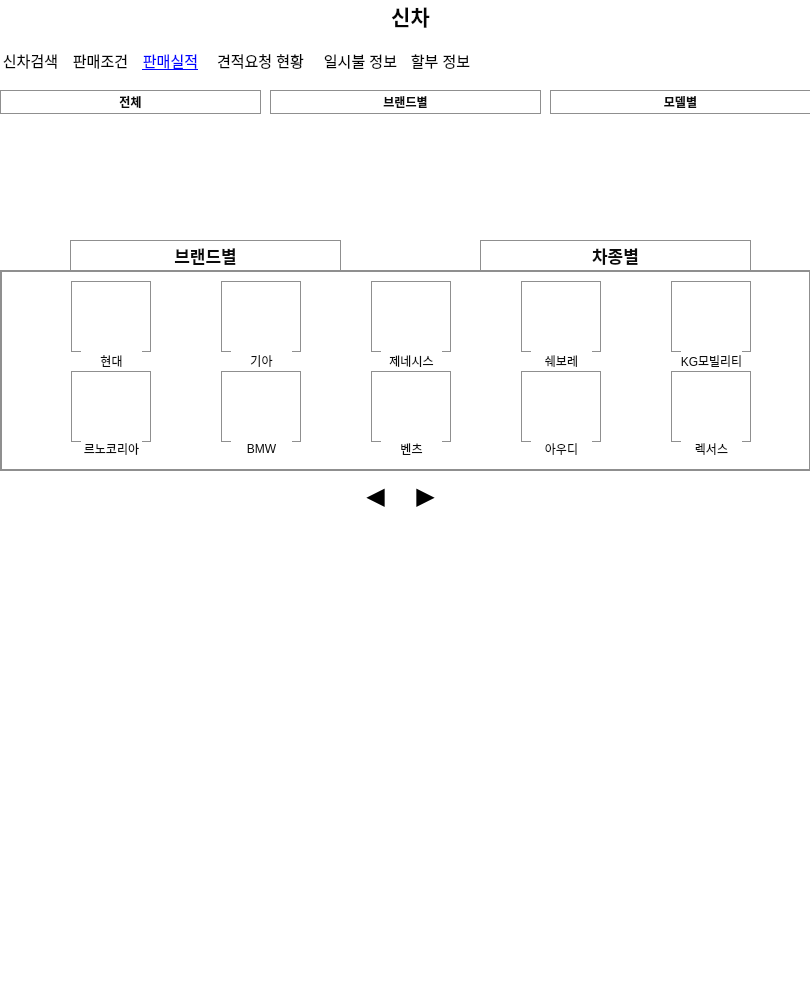
The window that Main/mainwindow.ui (LeeSooBin96/Danawa) describes before a commit, drawn with Qt 5.
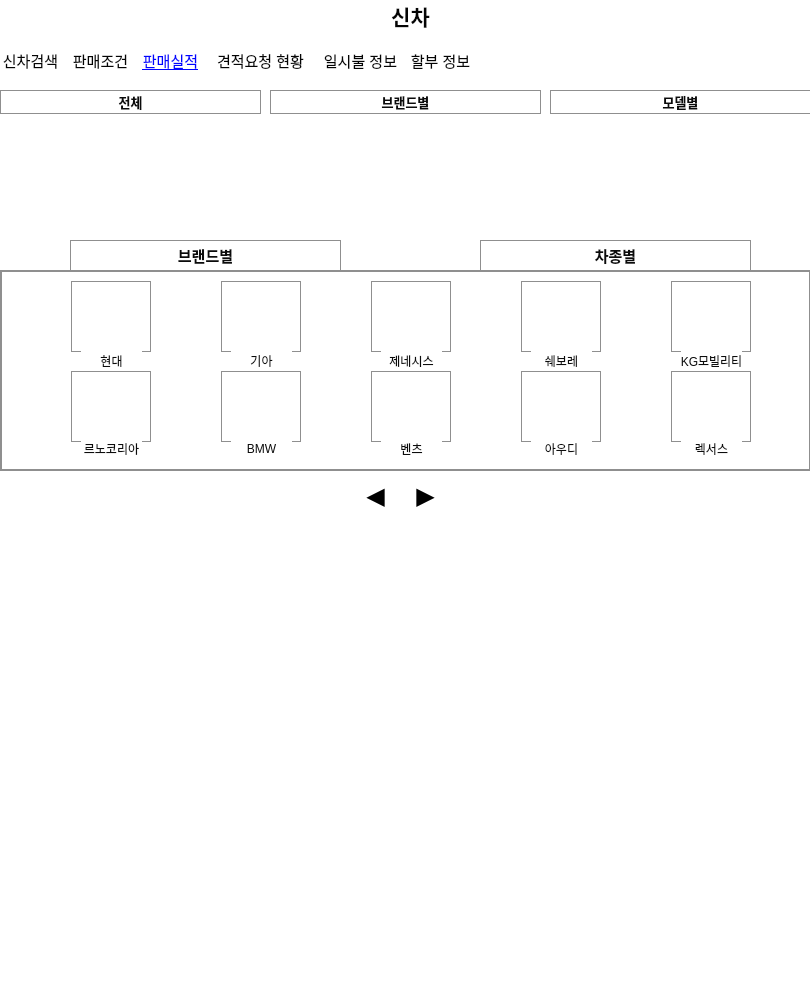
The same window after the commit. The open tabs and pages were chosen to show the change. Icons and pictures are not drawn.

Diff of the .ui file:
```diff
--- a/Main/mainwindow.ui
+++ b/Main/mainwindow.ui
@@ -87,6 +87,7 @@
         </property>
         <property name="font">
          <font>
+          <pointsize>10</pointsize>
           <bold>true</bold>
          </font>
         </property>
@@ -1401,7 +1402,7 @@
         </property>
         <property name="font">
          <font>
-          <pointsize>13</pointsize>
+          <pointsize>11</pointsize>
           <bold>true</bold>
          </font>
         </property>
@@ -1512,7 +1513,7 @@
         </property>
         <property name="font">
          <font>
-          <pointsize>13</pointsize>
+          <pointsize>11</pointsize>
           <bold>true</bold>
          </font>
         </property>
@@ -1539,7 +1540,9 @@
         </property>
         <property name="font">
          <font>
+          <pointsize>10</pointsize>
           <bold>true</bold>
+          <underline>false</underline>
          </font>
         </property>
         <property name="cursor">
@@ -1564,6 +1567,7 @@
         </property>
         <property name="font">
          <font>
+          <pointsize>10</pointsize>
           <bold>true</bold>
          </font>
         </property>
```
Left out of the diff: 422 changed lines with no effect on the pictures.
